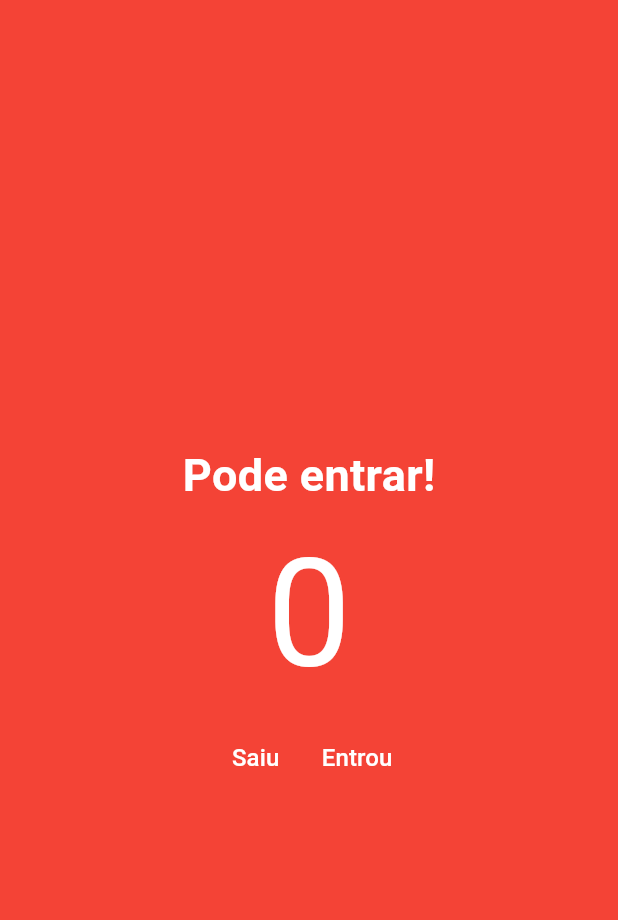
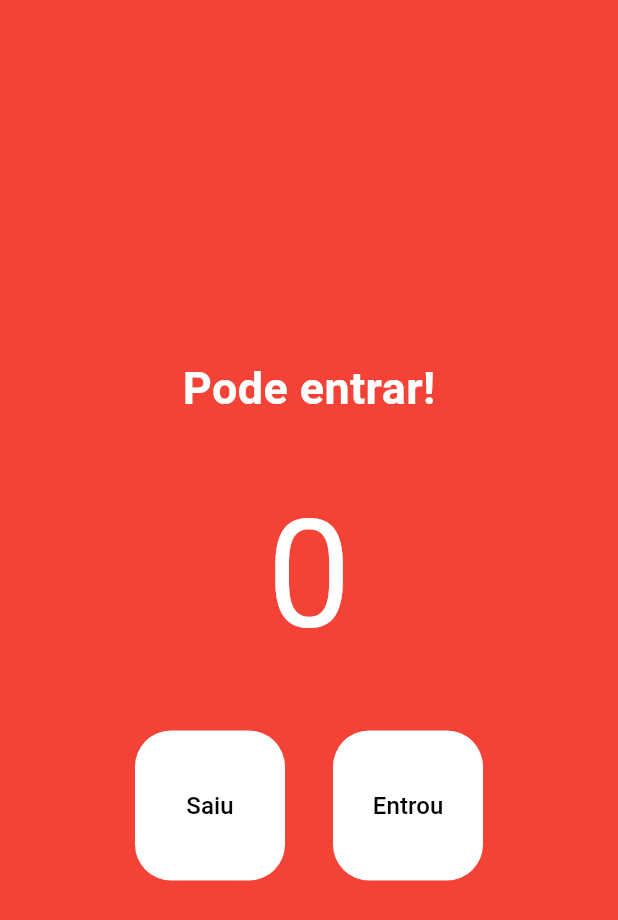
Before and after one commit to dwmartins/App_contador, a Flutter app: the screen it shows after launch, on a phone screen of 412 x 824 dp. Shown: the top 920 px of the screen. Run offline on Flutter 3.47's test engine with Material 3 defaults, Android fonts, the phone set to English and light mode, and no system bars.

Commit message:
Estilizando os botões

```diff
--- a/lib/main.dart
+++ b/lib/main.dart
@@ -39,29 +39,47 @@ class HomePage extends StatelessWidget {
               fontWeight: FontWeight.w700,
             ),
           ),
-          const Text(
-            '0',
-            style: TextStyle(fontSize: 100, color: Colors.white),
+          const Padding(
+            padding: EdgeInsets.all(32),
+            child: Text(
+              '0',
+              style: TextStyle(fontSize: 100, color: Colors.white),
+            ),
           ),
           Row(
             mainAxisAlignment: MainAxisAlignment.center,
             children: [
               TextButton(
                 onPressed: decrement,
+                style: TextButton.styleFrom(
+                  backgroundColor: Colors.white,
+                  fixedSize: const Size(100, 100),
+                  shape: RoundedRectangleBorder(
+                    borderRadius: BorderRadius.circular(24)
+                  )
+                ),
                 child: const Text(
                   'Saiu',
                   style: TextStyle(
-                    color: Colors.white,
+                    color: Colors.black,
                     fontSize: 16,
                   ),
                 ),
               ),
+              const SizedBox(width: 32,),
               TextButton(
                 onPressed: increment,
+                style: TextButton.styleFrom(
+                  backgroundColor: Colors.white,
+                  fixedSize: const Size(100, 100),
+                  shape: RoundedRectangleBorder(
+                    borderRadius: BorderRadius.circular(24)
+                  )
+                ),
                 child: const Text(
                   'Entrou',
                   style: TextStyle(
-                    color: Colors.white,
+                    color: Colors.black,
                     fontSize: 16,
                   ),
                 ),
```
